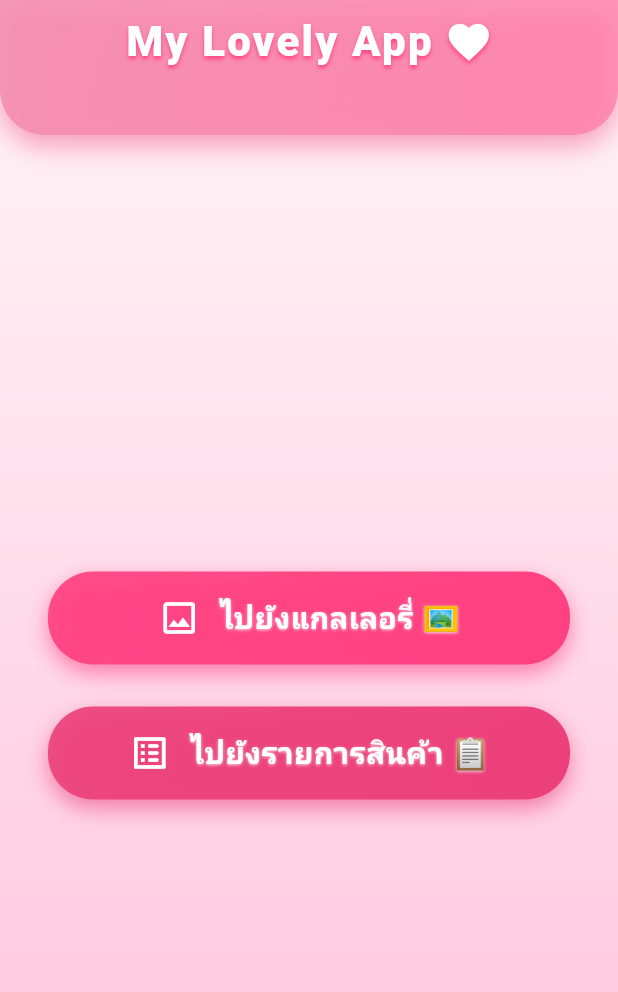
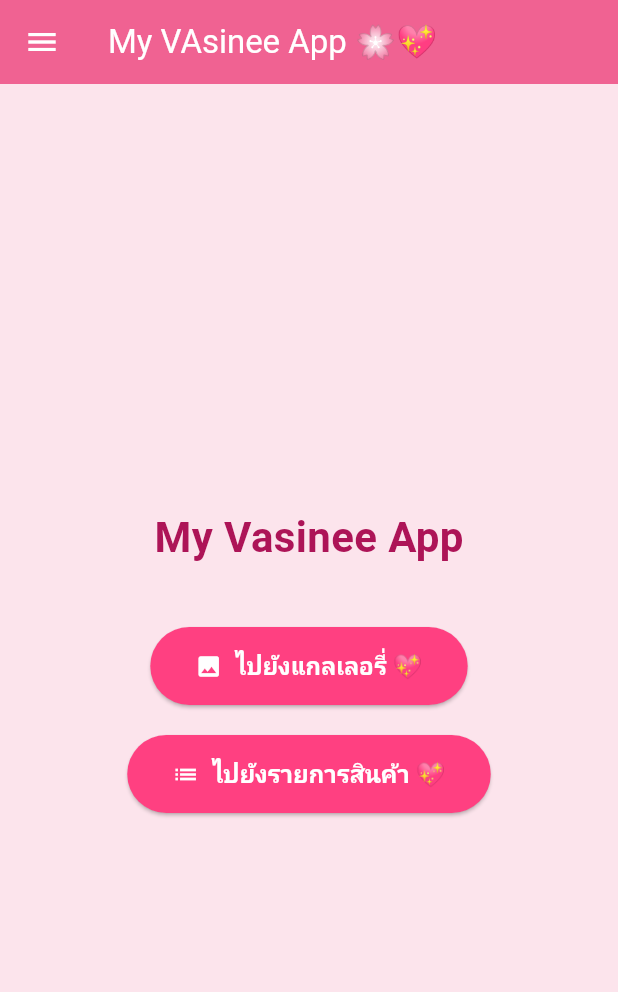
Before and after one commit to vasinee04/mix_LAYOUT, a Flutter app: the screen it shows after launch, on a phone screen of 412 x 824 dp. Shown: the top 992 px of the screen. Run offline on Flutter 3.47's test engine with Material 3 defaults, Android fonts, the light colour scheme and no system bars; Roboto replaces fonts that are missing (ComicSans).

Commit message:
Decorate it beautifully and add color

```diff
--- a/lib/main.dart
+++ b/lib/main.dart
@@ -1,231 +1,131 @@
 import 'package:flutter/material.dart';
-import 'package:get/get.dart';
 import 'gallery.dart';
 import 'product.dart';
 
-void main() => runApp(const MainApp());
+void main() {
+  runApp(MyApp());
+}
 
-class MainApp extends StatelessWidget {
-  const MainApp({super.key});
+class MyApp extends StatelessWidget {
+  const MyApp({super.key});
 
   @override
   Widget build(BuildContext context) {
-    return GetMaterialApp(
+    return MaterialApp(
+      title: 'My Vasinee App 💖',
       debugShowCheckedModeBanner: false,
-      title: 'My Vasinee App 💖',
       theme: ThemeData(
-        scaffoldBackgroundColor: const Color(0xFFFFF0F5),
-        colorScheme: ColorScheme.fromSwatch(
-          primarySwatch: Colors.pink,
-        ).copyWith(secondary: Colors.pinkAccent),
-        fontFamily: 'ComicSans', // ถ้ามีฟอนต์น่ารัก เพิ่มได้ที่นี่
+        brightness: Brightness.light,
+        primaryColor: Colors.pink[300],
+        scaffoldBackgroundColor: Colors.pink[50],
+        appBarTheme: AppBarTheme(
+          backgroundColor: Colors.pink[300],
+          foregroundColor: Colors.white,
+        ),
+        textTheme: TextTheme(
+          bodyLarge: TextStyle(color: Colors.pink[900]),
+          bodyMedium: TextStyle(color: Colors.pink[800]),
+        ),
+        elevatedButtonTheme: ElevatedButtonThemeData(
+          style: ElevatedButton.styleFrom(
+            backgroundColor: Colors.pinkAccent,
+            foregroundColor: Colors.white,
+            shape: StadiumBorder(),
+            padding: EdgeInsets.symmetric(horizontal: 30, vertical: 15),
+            textStyle: TextStyle(fontSize: 16, fontWeight: FontWeight.bold),
+          ),
+        ),
       ),
-      initialRoute: '/',
-      getPages: [
-        GetPage(name: '/', page: () => const HomePage()),
-        GetPage(name: '/gallery', page: () => const GalleryPage()),
-        GetPage(name: '/product', page: () => const ProductPage()),
-      ],
+      home: HomePage(),
     );
   }
 }
 
-class HomePage extends StatefulWidget {
+class HomePage extends StatelessWidget {
   const HomePage({super.key});
-
-  @override
-  State<HomePage> createState() => _HomePageState();
-}
-
-class _HomePageState extends State<HomePage> with SingleTickerProviderStateMixin {
-  late AnimationController _btnController;
-  late Animation<double> _scaleAnimation;
-
-  @override
-  void initState() {
-    super.initState();
-    _btnController = AnimationController(
-      vsync: this,
-      duration: const Duration(milliseconds: 300),
-      lowerBound: 0.95,
-      upperBound: 1.0,
-    );
-    _scaleAnimation = CurvedAnimation(
-      parent: _btnController,
-      curve: Curves.easeOutBack,
-    );
-    _btnController.forward();
-  }
-
-  @override
-  void dispose() {
-    _btnController.dispose();
-    super.dispose();
-  }
-
-  Widget _buildCuteButton({
-    required VoidCallback onTap,
-    required IconData icon,
-    required String label,
-    required Color bgColor,
-    required Color iconColor,
-  }) {
-    return ScaleTransition(
-      scale: _scaleAnimation,
-      child: GestureDetector(
-        onTapDown: (_) => _btnController.reverse(),
-        onTapUp: (_) {
-          _btnController.forward();
-          onTap();
-        },
-        onTapCancel: () => _btnController.forward(),
-        child: Container(
-          width: double.infinity,
-          padding: const EdgeInsets.symmetric(vertical: 16),
-          decoration: BoxDecoration(
-            color: bgColor,
-            borderRadius: BorderRadius.circular(30),
-            boxShadow: [
-              BoxShadow(
-                color: bgColor.withOpacity(0.6),
-                blurRadius: 12,
-                offset: const Offset(0, 6),
-              ),
-            ],
-            gradient: LinearGradient(
-              colors: [
-                bgColor.withOpacity(0.9),
-                bgColor,
-              ],
-              begin: Alignment.topLeft,
-              end: Alignment.bottomRight,
-            ),
-          ),
-          child: Row(
-            mainAxisAlignment: MainAxisAlignment.center,
-            children: [
-              Icon(icon, size: 28, color: iconColor),
-              const SizedBox(width: 12),
-              Text(
-                label,
-                style: TextStyle(
-                  fontSize: 20,
-                  fontWeight: FontWeight.w700,
-                  color: iconColor,
-                  shadows: [
-                    Shadow(
-                      color: Colors.white.withOpacity(0.8),
-                      offset: const Offset(0, 1),
-                      blurRadius: 2,
-                    )
-                  ],
-                ),
-              ),
-            ],
-          ),
-        ),
-      ),
-    );
-  }
 
   @override
   Widget build(BuildContext context) {
     return Scaffold(
-      // ใช้ AppBar แบบโปร่งแสงไล่โทนสีชมพูหวาน ๆ
-      appBar: PreferredSize(
-        preferredSize: const Size.fromHeight(90),
-        child: AppBar(
-          flexibleSpace: Container(
-            decoration: BoxDecoration(
-              gradient: LinearGradient(
-                colors: [
-                  Colors.pink.shade200.withOpacity(0.9),
-                  Colors.pinkAccent.shade100.withOpacity(0.8),
-                ],
-                begin: Alignment.topLeft,
-                end: Alignment.bottomRight,
-              ),
-              boxShadow: [
-                BoxShadow(
-                  color: Colors.pink.shade300.withOpacity(0.6),
-                  blurRadius: 15,
-                  offset: const Offset(0, 7),
-                ),
-              ],
-              borderRadius: const BorderRadius.vertical(
-                bottom: Radius.circular(30),
+      appBar: AppBar(title: Text('My VAsinee App 🌸💖')),
+      drawer: Drawer(
+        child: ListView(
+          padding: EdgeInsets.zero,
+          children: [
+            const DrawerHeader(
+              decoration: BoxDecoration(color: Colors.pinkAccent),
+              child: Text(
+                'Menu',
+                style: TextStyle(color: Colors.white, fontSize: 24),
               ),
             ),
-          ),
-          title: Row(
-            mainAxisSize: MainAxisSize.min,
-            children: const [
-              Text(
-                'My Lovely App',
-                style: TextStyle(
-                  fontSize: 28,
-                  fontWeight: FontWeight.w900,
-                  letterSpacing: 1.5,
-                  color: Colors.white,
-                  shadows: [
-                    Shadow(
-                      offset: Offset(0, 2),
-                      blurRadius: 3,
-                      color: Colors.pinkAccent,
-                    ),
-                  ],
-                ),
-              ),
-              SizedBox(width: 8),
-              Icon(
-                Icons.favorite,
-                color: Colors.white,
-                size: 32,
-                shadows: [
-                  Shadow(
-                    offset: Offset(0, 2),
-                    blurRadius: 4,
-                    color: Colors.pinkAccent,
-                  )
-                ],
-              ),
-            ],
-          ),
-          centerTitle: true,
-          elevation: 0,
-          backgroundColor: Colors.transparent,
+            ListTile(
+              leading: Icon(Icons.home, color: Colors.pink),
+              title: const Text('หน้าแรก 💖'),
+              onTap: () {
+                Navigator.pop(context);
+              },
+            ),
+            ListTile(
+              leading: Icon(Icons.image, color: Colors.pink),
+              title: const Text('แกลเลอรี่ 💖'),
+              onTap: () {
+                Navigator.pop(context);
+                Navigator.push(
+                  context,
+                  MaterialPageRoute(builder: (context) => GalleryPage()),
+                );
+              },
+            ),
+            ListTile(
+              leading: Icon(Icons.list, color: Colors.pink),
+              title: const Text('รายการสินค้า 💖'),
+              onTap: () {
+                Navigator.pop(context);
+                Navigator.push(
+                  context,
+                  MaterialPageRoute(builder: (context) => ProductPage()),
+                );
+              },
+            ),
+          ],
         ),
       ),
-      body: Container(
-        decoration: const BoxDecoration(
-          gradient: LinearGradient(
-            colors: [Color(0xFFFFF0F5), Color(0xFFFFC1D9)],
-            begin: Alignment.topCenter,
-            end: Alignment.bottomCenter,
-          ),
-        ),
-        padding: const EdgeInsets.symmetric(horizontal: 32),
-        child: Center(
-          child: Column(
-            mainAxisSize: MainAxisSize.min,
-            children: [
-              _buildCuteButton(
-                onTap: () => Get.toNamed('/gallery'),
-                icon: Icons.image_outlined,
-                label: "ไปยังแกลเลอรี่ 🖼️",
-                bgColor: Colors.pinkAccent,
-                iconColor: Colors.white,
+      body: Center(
+        child: Column(
+          mainAxisAlignment: MainAxisAlignment.center,
+          children: [
+            Text(
+              'My Vasinee App',
+              style: TextStyle(
+                fontSize: 28,
+                fontWeight: FontWeight.bold,
+                color: Colors.pink[800],
               ),
-              const SizedBox(height: 28),
-              _buildCuteButton(
-                onTap: () => Get.toNamed('/product'),
-                icon: Icons.list_alt_rounded,
-                label: "ไปยังรายการสินค้า 📋",
-                bgColor: Colors.pink.shade400,
-                iconColor: Colors.white,
-              ),
-            ],
-          ),
+            ),
+            SizedBox(height: 40),
+            ElevatedButton.icon(
+              icon: Icon(Icons.image),
+              label: Text('ไปยังแกลเลอรี่ 💖'),
+              onPressed: () {
+                Navigator.push(
+                  context,
+                  MaterialPageRoute(builder: (context) => GalleryPage()),
+                );
+              },
+            ),
+            SizedBox(height: 20),
+            ElevatedButton.icon(
+              icon: Icon(Icons.list),
+              label: Text('ไปยังรายการสินค้า 💖'),
+              onPressed: () {
+                Navigator.push(
+                  context,
+                  MaterialPageRoute(builder: (context) => ProductPage()),
+                );
+              },
+            ),
+          ],
         ),
       ),
     );
```
Also changed, not shown: lib/components/drawer.dart (+47 -0 lines), lib/gallery.dart (+16 -17 lines), lib/product.dart (+52 -60 lines).
